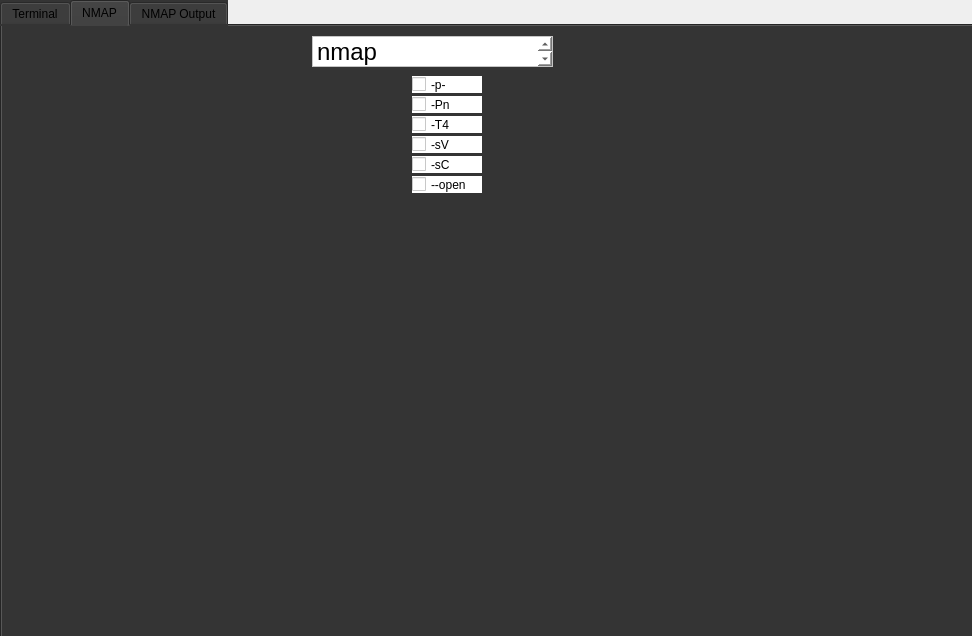
aaroncf2008/unigui, file untitled.ui: the form before one commit.
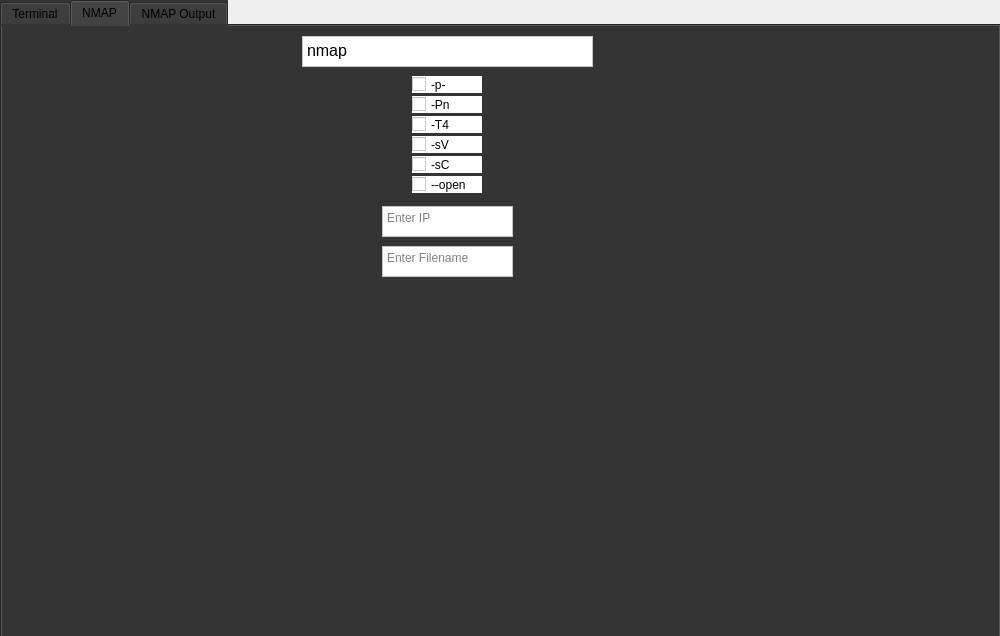
The form after the commit. The open tabs and pages were chosen to show the change.

```diff
--- a/untitled.ui
+++ b/untitled.ui
@@ -6,13 +6,16 @@
    <rect>
     <x>0</x>
     <y>0</y>
-    <width>972</width>
+    <width>1000</width>
     <height>636</height>
    </rect>
   </property>
   <property name="windowTitle">
    <string>Form</string>
   </property>
+  <property name="autoFillBackground">
+   <bool>true</bool>
+  </property>
   <widget class="QTabWidget" name="TabSystem">
    <property name="geometry">
     <rect>
@@ -22,6 +25,12 @@
      <height>641</height>
     </rect>
    </property>
+   <property name="sizePolicy">
+    <sizepolicy hsizetype="Maximum" vsizetype="Maximum">
+     <horstretch>0</horstretch>
+     <verstretch>0</verstretch>
+    </sizepolicy>
+   </property>
    <property name="cursor">
     <cursorShape>ArrowCursor</cursorShape>
    </property>
@@ -182,9 +191,9 @@
     <widget class="QTextBrowser" name="textBrowser">
      <property name="geometry">
       <rect>
-       <x>310</x>
+       <x>300</x>
        <y>10</y>
-       <width>241</width>
+       <width>291</width>
        <height>31</height>
       </rect>
      </property>
@@ -195,8 +204,45 @@
       <string>&lt;!DOCTYPE HTML PUBLIC &quot;-//W3C//DTD HTML 4.0//EN&quot; &quot;http://www.w3.org/TR/REC-html40/strict.dtd&quot;&gt;
 &lt;html&gt;&lt;head&gt;&lt;meta name=&quot;qrichtext&quot; content=&quot;1&quot; /&gt;&lt;style type=&quot;text/css&quot;&gt;
 p, li { white-space: pre-wrap; }
-&lt;/style&gt;&lt;/head&gt;&lt;body style=&quot; font-family:'MS Shell Dlg 2'; font-size:8.25pt; font-weight:400; font-style:normal;&quot;&gt;
-&lt;p style=&quot; margin-top:0px; margin-bottom:0px; margin-left:0px; margin-right:0px; -qt-block-indent:0; text-indent:0px;&quot;&gt;&lt;span style=&quot; font-size:18pt;&quot;&gt;nmap&lt;/span&gt;&lt;/p&gt;&lt;/body&gt;&lt;/html&gt;</string>
+&lt;/style&gt;&lt;/head&gt;&lt;body style=&quot; font-family:'MS Shell Dlg 2'; font-size:10pt; font-weight:400; font-style:normal;&quot;&gt;
+&lt;p style=&quot; margin-top:0px; margin-bottom:0px; margin-left:0px; margin-right:0px; -qt-block-indent:0; text-indent:0px;&quot;&gt;&lt;span style=&quot; font-size:12pt;&quot;&gt;nmap&lt;/span&gt;&lt;/p&gt;&lt;/body&gt;&lt;/html&gt;</string>
+     </property>
+    </widget>
+    <widget class="QTextEdit" name="textEdit">
+     <property name="geometry">
+      <rect>
+       <x>380</x>
+       <y>180</y>
+       <width>131</width>
+       <height>31</height>
+      </rect>
+     </property>
+     <property name="autoFillBackground">
+      <bool>false</bool>
+     </property>
+     <property name="styleSheet">
+      <string notr="true">background-color: rgb(255, 255, 255);
+font: 12pt &quot;MS Shell Dlg 2&quot;;</string>
+     </property>
+     <property name="placeholderText">
+      <string>Enter IP</string>
+     </property>
+    </widget>
+    <widget class="QTextEdit" name="textEdit_2">
+     <property name="geometry">
+      <rect>
+       <x>380</x>
+       <y>220</y>
+       <width>131</width>
+       <height>31</height>
+      </rect>
+     </property>
+     <property name="styleSheet">
+      <string notr="true">background-color: rgb(255, 255, 255);
+font: 12pt &quot;MS Shell Dlg 2&quot;;</string>
+     </property>
+     <property name="placeholderText">
+      <string>Enter Filename</string>
      </property>
     </widget>
    </widget>
```
Left out of the diff: 16 changed lines with no effect on the pictures.
